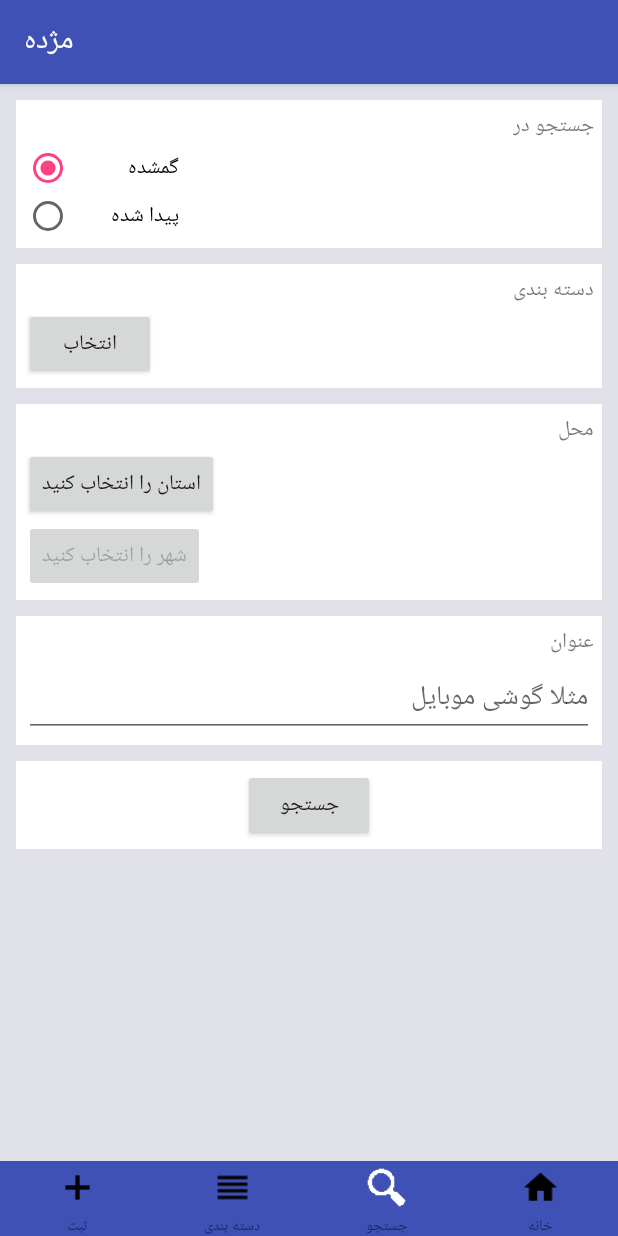
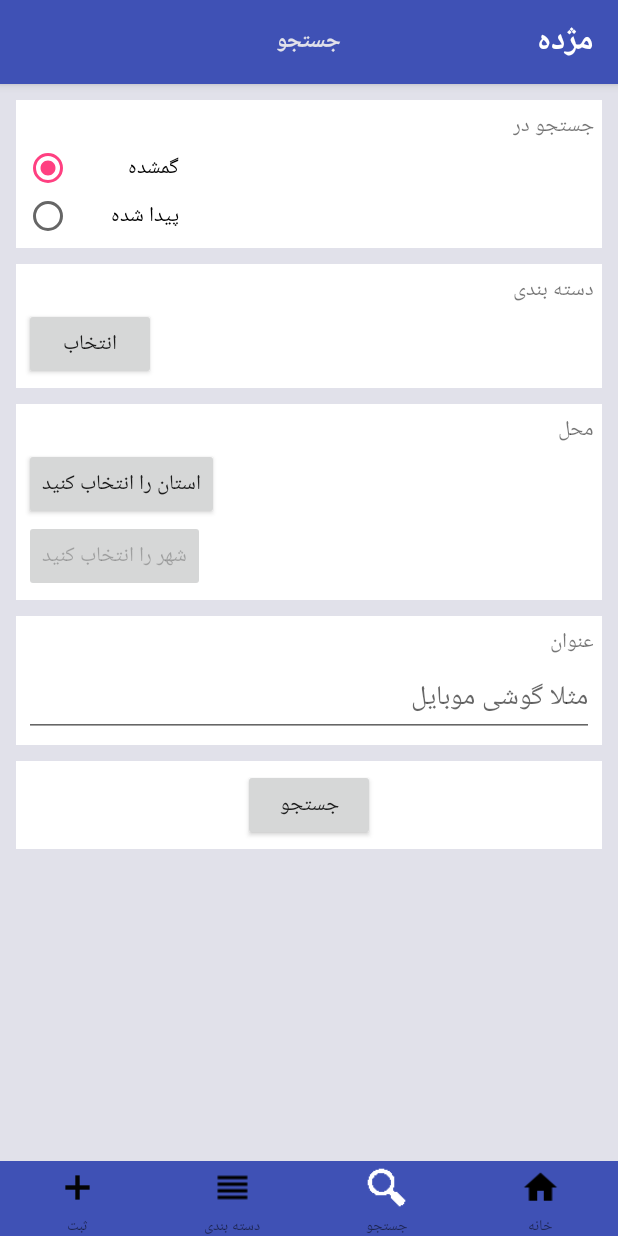
Before and after one commit to rezasadeghzadeh/mozh, an Android app: the screen it shows after launch (MainActivity), after a tap on an icon or button, on a phone screen of 412 x 824 dp. Run offline under Robolectric (Android 15) with nearby library versions, the phone set to English and light mode, and no system bars; our stand-ins replace Volley; network calls fail; 2 statements that could not run were skipped.

Commit message:
add  custom action bar

```diff
--- a/app/app/src/main/java/ir/sadeghzadeh/mozhdegani/MainActivity.java
+++ b/app/app/src/main/java/ir/sadeghzadeh/mozhdegani/MainActivity.java
@@ -2,17 +2,10 @@ package ir.sadeghzadeh.mozhdegani;
 
 import android.app.ProgressDialog;
 import android.content.res.Configuration;
-import android.database.sqlite.SQLiteDatabase;
-import android.nfc.Tag;
-import android.support.v4.content.ContextCompat;
+import android.os.Bundle;
 import android.support.v7.app.ActionBar;
-import android.support.v7.app.AppCompatActivity;
-import android.os.Bundle;
-import android.util.Log;
-import android.view.Gravity;
-import android.view.LayoutInflater;
 import android.view.View;
-import android.view.Window;
+import android.view.ViewGroup;
 import android.widget.Button;
 import android.widget.TextView;
 
@@ -20,7 +13,6 @@ import java.util.Locale;
 
 import ir.sadeghzadeh.mozhdegani.fragment.BrowseFragment;
 import ir.sadeghzadeh.mozhdegani.fragment.CategoryFragment;
-import ir.sadeghzadeh.mozhdegani.fragment.MyItemsFragment;
 import ir.sadeghzadeh.mozhdegani.fragment.NewFragment;
 import ir.sadeghzadeh.mozhdegani.fragment.SearchFragment;
 import ir.sadeghzadeh.mozhdegani.utils.ExceptionHandler;
@@ -36,6 +28,7 @@ public class MainActivity extends BaseActivity {
     //Button myItemsButton;
     public DatabaseHandler databaseHandler;
     ProgressDialog progress;
+    private TextView title;
 
     @Override
     protected void onCreate(Bundle savedInstanceState) {
@@ -44,11 +37,27 @@ public class MainActivity extends BaseActivity {
         registerExceptionHandler();
         //setDefaultLanguage();
         setContentView(R.layout.activity_main);
+        initCustomActionBar();
         initElements();
         addFragmentToContainer(new BrowseFragment(),BrowseFragment.TAG);
         openDatabase();
         initProgress();
         showProgress();
+    }
+
+    private void initCustomActionBar() {
+        // Inflate your custom layout
+        final ViewGroup actionBarLayout = (ViewGroup) getLayoutInflater().inflate(
+                R.layout.custom_action_bar, null);
+
+        // Set up your ActionBar
+        final ActionBar actionBar = getSupportActionBar();
+        actionBar.setDisplayShowHomeEnabled(false);
+        actionBar.setDisplayShowTitleEnabled(false);
+        actionBar.setDisplayShowCustomEnabled(true);
+        actionBar.setCustomView(actionBarLayout);
+
+        title  = (TextView) actionBarLayout.findViewById(R.id.page_title);
     }
 
 
@@ -134,7 +143,7 @@ public class MainActivity extends BaseActivity {
         //myItemsButton.setBackgroundResource(R.drawable.ic_my_items_black);
         categoryButton.setBackgroundResource(R.drawable.ic_category_black);
         newButton.setBackgroundResource(R.drawable.ic_new_black);
-
+        setTitle(getString(R.string.home));
     }
 
     public void highlightSearchIcon() {
@@ -142,21 +151,26 @@ public class MainActivity extends BaseActivity {
         searchButton.setBackgroundResource(R.drawable.ic_search_white);
         //myItemsButton.setBackgroundResource(R.drawable.ic_my_items_black);
         categoryButton.setBackgroundResource(R.drawable.ic_category_black);
-        newButton.setBackgroundResource(R.drawable.ic_new_black);    }
+        newButton.setBackgroundResource(R.drawable.ic_new_black);
+        setTitle(getString(R.string.search));
+    }
 
     public void highlightMyItemsIcon() {
         homeButton.setBackgroundResource(R.drawable.ic_home_black);
         searchButton.setBackgroundResource(R.drawable.ic_search_black);
         //myItemsButton.setBackgroundResource(R.drawable.ic_my_items_white);
         categoryButton.setBackgroundResource(R.drawable.ic_category_black);
-        newButton.setBackgroundResource(R.drawable.ic_new_black);    }
+        newButton.setBackgroundResource(R.drawable.ic_new_black);
+    }
 
     public void highlightCategoryIcon() {
         homeButton.setBackgroundResource(R.drawable.ic_home_black);
         searchButton.setBackgroundResource(R.drawable.ic_search_black);
         //myItemsButton.setBackgroundResource(R.drawable.ic_my_items_black);
         categoryButton.setBackgroundResource(R.drawable.ic_category_white);
-        newButton.setBackgroundResource(R.drawable.ic_new_black);    }
+        newButton.setBackgroundResource(R.drawable.ic_new_black);
+        setTitle(getString(R.string.category));
+    }
 
     public void highlightNewIcon() {
         homeButton.setBackgroundResource(R.drawable.ic_home_black);
@@ -164,6 +178,12 @@ public class MainActivity extends BaseActivity {
         //myItemsButton.setBackgroundResource(R.drawable.ic_my_items_black);
         categoryButton.setBackgroundResource(R.drawable.ic_category_black);
         newButton.setBackgroundResource(R.drawable.ic_new_white);
+        setTitle(getString(R.string.new_item));
+    }
+
+   @Override
+    public void setTitle(CharSequence string) {
+        title.setText(string);
     }
 
 }
--- /dev/null
+++ b/app/app/src/main/res/layout/custom_action_bar.xml
@@ -0,0 +1,24 @@
+<?xml version="1.0" encoding="utf-8"?>
+<RelativeLayout xmlns:android="http://schemas.android.com/apk/res/android"
+    android:orientation="horizontal" android:layout_width="match_parent"
+    android:layout_height="wrap_content">
+
+    <TextView
+        android:text="@string/app_name"
+        android:layout_gravity="right"
+        style="@style/appTitle"
+        android:layout_alignParentRight="true"
+        android:layout_width="wrap_content"
+        android:layout_height="wrap_content" />
+
+    <TextView
+        style="@style/pageTitle"
+        android:id="@+id/page_title"
+        android:gravity="center"
+        android:text="@string/title"
+        android:layout_width="wrap_content"
+        android:layout_height="wrap_content"
+        android:layout_alignParentTop="true"
+        android:layout_centerHorizontal="true" />
+
+</RelativeLayout>
--- a/app/app/src/main/res/values/colors.xml
+++ b/app/app/src/main/res/values/colors.xml
@@ -8,4 +8,7 @@
     <color name="elementBoxBackground">#fff</color>
     <color name="foundedTextColor">#159119</color>
     <color name="lostTextColor">#FF4081</color>
+    <color name="white">#fff</color>
+    <color name="darkWhite">#e1e1ea</color>
+
 </resources>
--- a/app/app/src/main/res/values/styles.xml
+++ b/app/app/src/main/res/values/styles.xml
@@ -28,5 +28,20 @@
         <item name="android:textColor">@color/lostTextColor</item>
     </style>
 
+    <style name="appTitle">
+        <item name="android:textColor">@color/white</item>
+        <item name="android:textStyle">bold</item>
+        <item name="android:textSize">22dp</item>
+        <item name="android:layout_centerVertical">true</item>
+    </style>
+
+
+    <style name="pageTitle">
+        <item name="android:textColor">@color/darkWhite</item>
+        <item name="android:textStyle">bold</item>
+        <item name="android:textSize">15dp</item>
+        <item name="android:layout_centerVertical">true</item>
+    </style>
+
 
 </resources>
```
